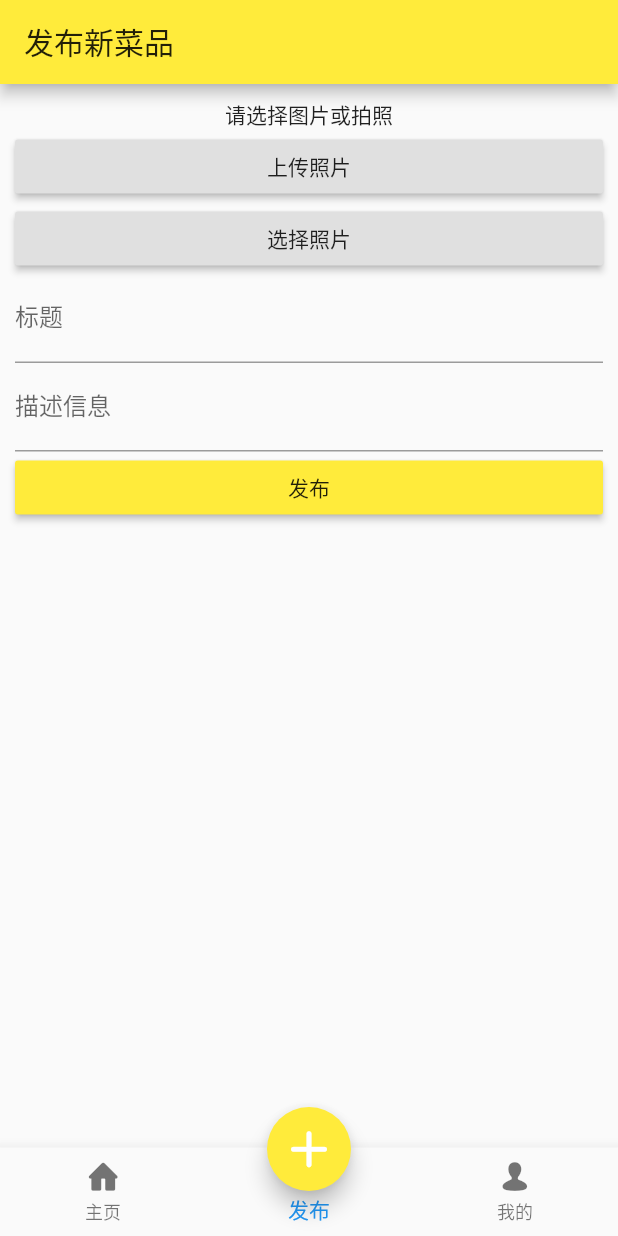
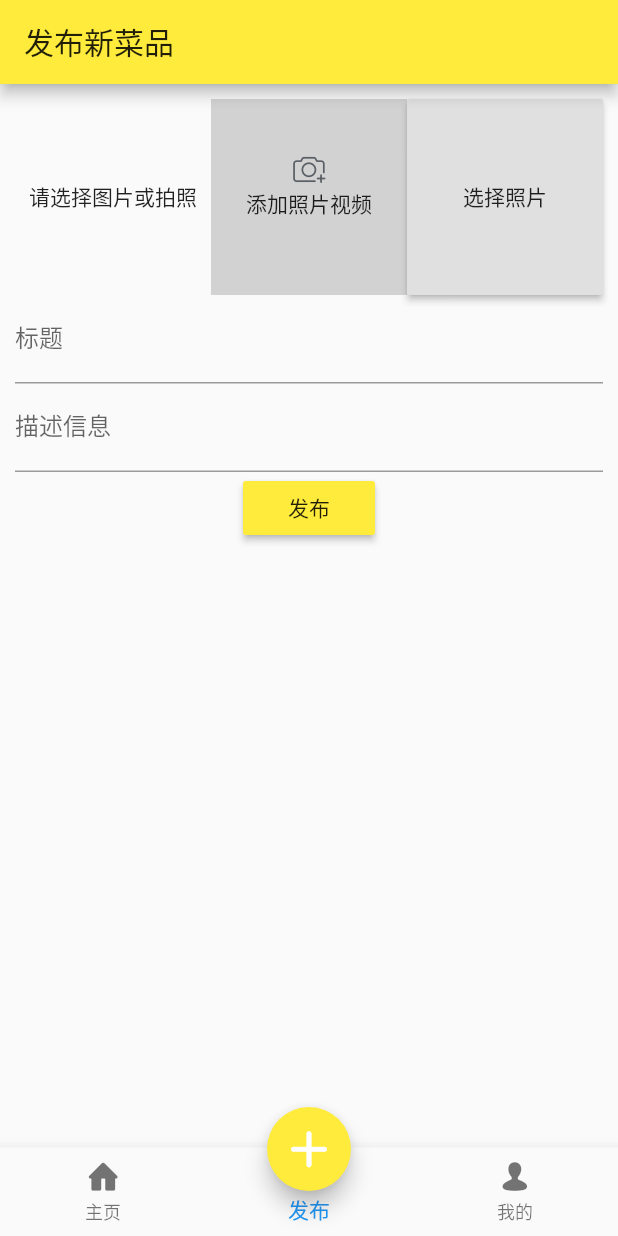
Before and after one commit to leizhu900516/weekFoods, a Flutter app: the screen it shows after launch, item 2 of the bottom bar chosen, after a tap on "选择照片", on a phone screen of 412 x 824 dp. Run offline on Flutter 3.47's test engine with Material 2 defaults, Android fonts, the phone set to English and light mode, and no system bars; our stand-ins replace image_picker, sqflite; accounts and stored records are empty.

Commit message:
添加搜索页

```diff
--- a/lib/pages/Home.dart
+++ b/lib/pages/Home.dart
@@ -4,6 +4,7 @@
 */
 import 'package:flutter/material.dart';
 import 'FoodsList.dart';
+import 'SearchPage.dart';
 
 
 class HomePage extends StatefulWidget{
@@ -26,7 +27,8 @@ class _HomePage extends State<HomePage>{
       appBar: AppBar(
         title:Row(
           children: <Widget>[
-            Container(
+            GestureDetector(
+              child: Container(
                 width: MediaQuery.of(context).size.width-60,
                 margin: EdgeInsets.all(1.0),
                 padding: EdgeInsets.only(left: 10.0,right: 0,top: 3.0,bottom: 3.0),
@@ -41,7 +43,13 @@ class _HomePage extends State<HomePage>{
                   ],
                 ),
               ),
-            Icon(IconData(0xe616,fontFamily: 'AppIconFont'),color: Color(0xFF20242A),),
+              onTap: (){
+                Navigator.of(context).push(MaterialPageRoute(builder: (_){
+                  return Search();
+                }));
+              },
+            ),
+            Icon(IconData(0xe616,fontFamily: 'AppIconFont'),color: Color(0xFF5B6066),),
           ],
         ) ,
       ),
--- a/lib/pages/Publish.dart
+++ b/lib/pages/Publish.dart
@@ -33,13 +33,13 @@ class _PublishFoodState extends State<PublishFood>{
   /*图片控件*/
   Widget _ImageView(imgPath) {
     if (imgPath == null) {
-      return Center(
-        child: Text("请选择图片或拍照"),
+      return Container(
+        child: Center(
+          child: Text("请选择图片或拍照"),
+        ),
       );
     } else {
       return Container(
-        height: 100.0,
-        width: 100.0,
         decoration: BoxDecoration(
           borderRadius: BorderRadius.all(Radius.circular(10.0))
         ),
@@ -76,15 +76,42 @@ class _PublishFoodState extends State<PublishFood>{
         padding: EdgeInsets.all(10.0),
         child:Form(
             key: _formKey,
-            child: ListView(
+            child: Column(
               children: <Widget>[
-                _ImageView(_imgPath),
-                Container(
-                  child: RaisedButton(onPressed: _uploadPhoto,child: Text("上传照片"),),
+                GridView.count(
+                  shrinkWrap: true,
+                  primary: false,
+                  crossAxisCount: 3,
+                  children: <Widget>[
+                    _ImageView(_imgPath),
+                    GestureDetector(
+                      child: Container(
+                          padding: EdgeInsets.only(top:35.0 ),
+                          decoration: BoxDecoration(
+                              color: Color(0xFFD2D2D2)
+                          ),
+                          child: Center(
+                            child: Column(
+                              children: <Widget>[
+                                Icon(IconData(0xe654,fontFamily: 'AppIconFont'),color: Color(0xFF5B6066),),
+                                Text("添加照片视频"),
+                              ],
+                            ),
+                          )
+                      ),
+                      onTap:(){
+                        _uploadPhoto();
+                      },
+                    ),
+
+                    Container(
+                      child: RaisedButton(onPressed: _selectPhoto,child: Text("选择照片"),),
+                    ),
+                  ],
                 ),
-                Container(
-                  child: RaisedButton(onPressed: _selectPhoto,child: Text("选择照片"),),
-                ),
+
+
+
                 TextFormField(
                   decoration: InputDecoration(labelText: "标题"),
                   validator: (String value){
--- a/lib/pages/loading.dart
+++ b/lib/pages/loading.dart
@@ -32,6 +32,7 @@ class _LoadingState extends State<LoadingPage>{
   Widget build(BuildContext context) {
     // TODO: implement build
     return Container(
+      height: MediaQuery.of(context).size.height,
       child: Image.asset("static/images/loading.png"),
     );
   }
--- a/lib/pages/sqfliteUtils.dart
+++ b/lib/pages/sqfliteUtils.dart
@@ -132,6 +132,7 @@ class SqfLiteTool {
   // close db
   close() async {
     await database.close();
+    print("* sqflite close。。。");
   }
 
 }
```
Also changed, not shown: lib/pages/FoodsList.dart (+12 -4 lines), lib/pages/SearchPage.dart (added, +82 -0 lines), static/iconfont/iconfont.ttf. Lines whose indentation alone changed are shown as unchanged.
